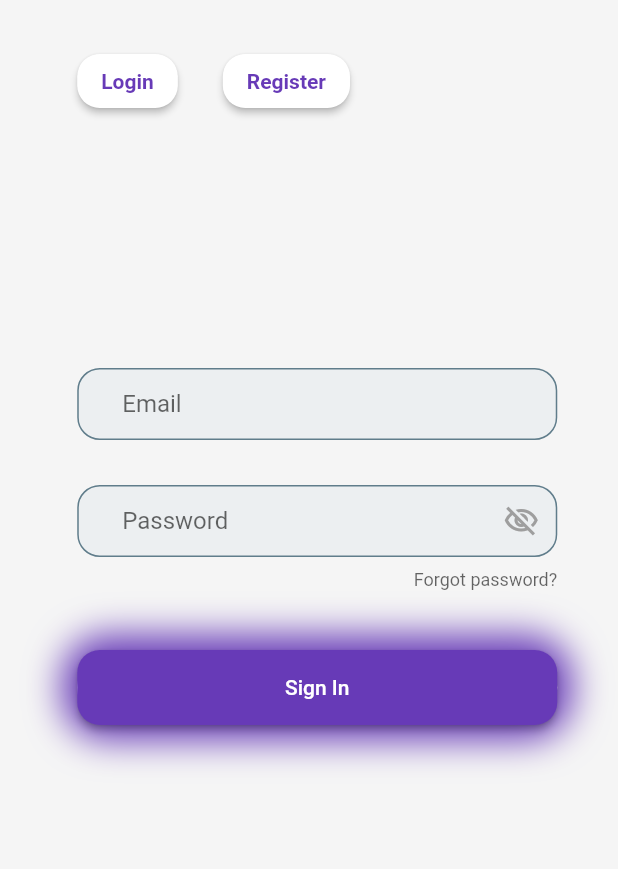
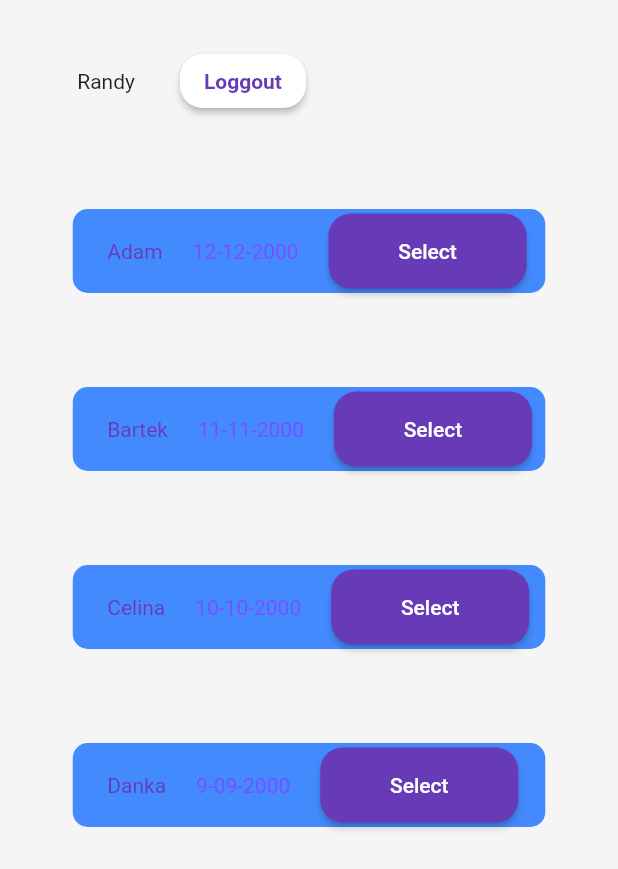
Before and after one commit to MateuszMazurTUL/web-apps-flutter, a Flutter app: the screen it shows after launch, after a tap on "Sign In", on a phone screen of 412 x 824 dp. Shown: the top 869 px of the screen. Run offline on Flutter 3.47's test engine with Material 2 defaults, Android fonts, the phone set to English and light mode, and no system bars; missing offline and left inert: dart:js.

Commit message:
board pages
pages - login boards overview and board view

```diff
--- /dev/null
+++ b/lib/pages/boards_page.dart
@@ -0,0 +1,142 @@
+import 'package:flutter/material.dart';
+
+import 'pages.dart';
+import '../utils/utils.dart';
+
+class Boards_page extends StatefulWidget {
+  const Boards_page({Key? key}) : super(key: key);
+
+  @override
+  State<Boards_page> createState() => _Boards_page();
+}
+
+class _Boards_page extends State<Boards_page> {
+  @override
+  Widget build(BuildContext context) {
+    return Scaffold(
+      backgroundColor: Color(0xFFf5f5f5),
+      body: ListView(
+        padding: EdgeInsets.symmetric(
+            horizontal: MediaQuery.of(context).size.width / 8),
+        children: [
+          Menu_logged(),
+          // MediaQuery.of(context).size.width >= 980
+          //     ? Menu()
+          //     : SizedBox(), // Responsive
+          Body_Boards_Page(),
+        ],
+      ), // This trailing comma makes auto-formatting nicer for build methods.
+    );
+  }
+}
+
+class Body_Boards_Page extends StatelessWidget {
+  late List dataBoard;
+
+  //Body_Boards_Page() {}
+
+  @override
+  Widget build(BuildContext context) {
+    return Column(
+      children: [
+        Padding(
+          padding: EdgeInsets.symmetric(
+              vertical: MediaQuery.of(context).size.height / 24),
+          child: Container(
+            width: 320,
+            child: _board(context, "Adam", "12-12-2000"),
+          ),
+        ),
+        Padding(
+          padding: EdgeInsets.symmetric(
+              vertical: MediaQuery.of(context).size.height / 24),
+          child: Container(
+            width: 320,
+            child: _board(context, "Bartek", "11-11-2000"),
+          ),
+        ),
+        Padding(
+          padding: EdgeInsets.symmetric(
+              vertical: MediaQuery.of(context).size.height / 24),
+          child: Container(
+            width: 320,
+            child: _board(context, "Celina", "10-10-2000"),
+          ),
+        ),
+        Padding(
+          padding: EdgeInsets.symmetric(
+              vertical: MediaQuery.of(context).size.height / 24),
+          child: Container(
+            width: 320,
+            child: _board(context, "Danka", "9-09-2000"),
+          ),
+        )
+      ],
+    );
+  }
+
+  Widget _board(BuildContext context, String Name, String Date) {
+    return Container(
+      //color: Colors.blueAccent,
+      //padding: 20,
+      decoration: BoxDecoration(
+        borderRadius: BorderRadius.circular(10),
+        color: Colors.blueAccent,
+        boxShadow: [
+          BoxShadow(color: Colors.blueAccent, spreadRadius: 3),
+        ],
+      ),
+      height: 50,
+      width: 200,
+      child: Row(
+        children: [
+          Padding(padding: const EdgeInsets.only(left: 20)),
+          Text(
+            Name,
+            style: TextStyle(
+              color: Colors.deepPurple,
+            ),
+          ),
+          Padding(padding: const EdgeInsets.only(left: 20)),
+          Text(
+            Date,
+            style: TextStyle(
+              color: Colors.deepPurpleAccent,
+            ),
+          ),
+          Padding(padding: const EdgeInsets.only(left: 20)),
+          ElevatedButton(
+            child: Container(
+              width: 100,
+              height: 50,
+              child: Center(
+                child: Text("Select"),
+              ),
+            ),
+            onPressed: () => _switchPage(context),
+            style: ElevatedButton.styleFrom(
+              primary: Colors.deepPurple,
+              onPrimary: Colors.white,
+              shape: RoundedRectangleBorder(
+                borderRadius: BorderRadius.circular(15),
+              ),
+            ),
+          ),
+        ],
+      ),
+    );
+  }
+
+  GetData() {
+    Connection;
+  }
+
+  //GoToBoard(BuildContext context) {}
+
+  _switchPage(BuildContext context) {
+    Navigator.push(
+      context,
+      MaterialPageRoute(builder: (context) => Board_view()),
+    );
+  }
+}
--- a/lib/pages/login_page.dart
+++ b/lib/pages/login_page.dart
@@ -1,3 +1,5 @@
+import 'dart:js';
+
 import 'package:flutter/material.dart';
 
 import 'pages.dart';
@@ -12,15 +14,11 @@ class Login_page extends StatefulWidget {
   State<Login_page> createState() => _Login_page();
 }
 
+justLogin() {}
+
 class _Login_page extends State<Login_page> {
   @override
   Widget build(BuildContext context) {
-    // This method is rerun every time setState is called, for instance as done
-    // by the _incrementCounter method above.
-    //
-    // The Flutter framework has been optimized to make rerunning build methods
-    // fast, so that you can just rebuild anything that needs updating rather
-    // than having to individually change instances of widgets.
     return Scaffold(
       backgroundColor: Color(0xFFf5f5f5),
       body: ListView(
@@ -49,14 +47,14 @@ class Body extends StatelessWidget {
               vertical: MediaQuery.of(context).size.height / 6),
           child: Container(
             width: 320,
-            child: _formLogin(),
+            child: _formLogin(context),
           ),
         )
       ],
     );
   }
 
-  Widget _formLogin() {
+  Widget _formLogin(BuildContext context) {
     return Column(
       children: [
         TextField(
@@ -117,7 +115,7 @@ class Body extends StatelessWidget {
                 width: double.infinity,
                 height: 50,
                 child: Center(child: Text("Sign In"))),
-            onPressed: () => print("it's pressed"),
+            onPressed: () => LoginBtn(context),
             style: ElevatedButton.styleFrom(
               primary: Colors.deepPurple,
               onPrimary: Colors.white,
@@ -131,3 +129,23 @@ class Body extends StatelessWidget {
     );
   }
 }
+
+class LoginBtn extends StatefulWidget {
+  LoginBtn(BuildContext context) {
+    _switchPage(context);
+  }
+
+  _switchPage(BuildContext context) {
+    Navigator.push(
+      context,
+      MaterialPageRoute(builder: (context) => Boards_page()),
+    );
+    print("it's pressed");
+  }
+
+  @override
+  State<StatefulWidget> createState() {
+    // TODO: implement createState
+    throw UnimplementedError();
+  }
+}
--- /dev/null
+++ b/lib/pages/menu_logged.dart
@@ -0,0 +1,118 @@
+import 'package:flutter/material.dart';
+import 'package:myapp/pages/pages.dart';
+
+class Menu_logged extends StatelessWidget {
+  // int index = 0;
+
+  // Menu(index) {
+  //   this.index = index;
+  // }
+
+  // final pages = [
+  //   Login_page(title: "Login"),
+  //   Register_page(title: "Register"),
+  // ];
+
+  // _switchPage(int index, BuildContext context) {
+  //   Navigator.push(
+  //     context,
+  //     MaterialPageRoute(builder: (context) => pages[index]),
+  //   );
+  // }
+
+  _loggout(BuildContext context) {
+    Navigator.push(
+      context,
+      MaterialPageRoute(builder: (context) => Login_page(title: "Login")),
+    );
+  }
+
+  @override
+  Widget build(BuildContext context) {
+    return Padding(
+      padding: const EdgeInsets.symmetric(vertical: 30),
+      child: Row(
+        mainAxisAlignment: MainAxisAlignment.spaceBetween,
+        children: [
+          Row(
+            mainAxisAlignment: MainAxisAlignment.start,
+            children: [
+              //_menuButton(0, 'Login', context),
+              _usernameText("Randy"),
+              SizedBox(width: 30),
+              _loggoutBtn('Loggout', context),
+              // _menuItem(title: 'Sign In', isActive: true),
+              // _registerButton(context)
+            ],
+          ),
+        ],
+      ),
+    );
+  }
+
+  // Widget _loggoutBtn({String title = 'Title Menu', isActive = false}) {
+  //   return Padding(
+  //     padding: const EdgeInsets.only(right: 75),
+  //     child: MouseRegion(
+  //       cursor: SystemMouseCursors.click,
+  //       child: Column(
+  //         children: [
+  //           Text(
+  //             '$title',
+  //             style: TextStyle(
+  //               fontWeight: FontWeight.bold,
+  //               color: isActive ? Colors.deepPurple : Colors.grey,
+  //             ),
+  //           ),
+  //           SizedBox(
+  //             height: 6,
+  //           ),
+  //           isActive
+  //               ? Container(
+  //                   padding: EdgeInsets.symmetric(horizontal: 12, vertical: 2),
+  //                   decoration: BoxDecoration(
+  //                     color: Colors.deepPurple,
+  //                     borderRadius: BorderRadius.circular(30),
+  //                   ),
+  //                 )
+  //               : SizedBox()
+  //         ],
+  //       ),
+  //     ),
+  //   );
+  // }
+
+  Widget _usernameText(String username) {
+    return Text(username);
+  }
+
+  Widget _loggoutBtn(String title, BuildContext context, {isActive = false}) {
+    return ElevatedButton(
+      child: Container(
+        //width: double.infinity,
+        //height: 50,
+        child: Column(
+          children: [
+            Text(
+              '$title',
+              style: TextStyle(
+                fontWeight: FontWeight.bold,
+                color: Colors.deepPurple,
+              ),
+            ),
+          ],
+        ),
+      ),
+      // ignore: avoid_print
+      onPressed: () => _loggout(context),
+      //print("it's pressed"),
+      style: ElevatedButton.styleFrom(
+        primary: Colors.white,
+        onPrimary: Colors.deepPurple,
+        shape: RoundedRectangleBorder(
+          borderRadius: BorderRadius.circular(15),
+        ),
+      ),
+    );
+  }
+}
--- a/lib/pages/pages.dart
+++ b/lib/pages/pages.dart
@@ -1,3 +1,6 @@
 export 'login_page.dart';
 export 'register_page.dart';
+export 'boards_page.dart';
 export 'menu.dart';
+export 'menu_logged.dart';
+export 'board_view.dart';
--- a/lib/pages/register_page.dart
+++ b/lib/pages/register_page.dart
@@ -1,4 +1,5 @@
 import 'package:flutter/material.dart';
+import 'package:http/http.dart' as http;
 
 import 'pages.dart';
 
--- /dev/null
+++ b/lib/utils/login.dart
@@ -0,0 +1,32 @@
+class LoginRes {
+  final String token;
+  final String error;
+
+  LoginRes({required this.token, required this.error});
+
+  factory LoginRes.fromJson(Map<String, dynamic> json) {
+    return LoginRes(
+      token: json["token"] != null ? json["token"] : "",
+      error: json["error"] != null ? json["error"] : "",
+    );
+  }
+}
+
+class LoginReq {
+  String email;
+  String password;
+
+  LoginReq({
+    required this.email,
+    required this.password,
+  });
+
+  Map<String, dynamic> toJson() {
+    Map<String, dynamic> map = {
+      'email': email.trim(),
+      'password': password.trim(),
+    };
+
+    return map;
+  }
+}
--- /dev/null
+++ b/lib/utils/utils.dart
@@ -0,0 +1,2 @@
+export 'connection.dart';
+export 'login.dart';
```
Also changed, not shown: lib/main.dart (+0 -9 lines), lib/pages/board_view.dart (added, +188 -0 lines), lib/utils/connection.dart (added, +54 -0 lines).
